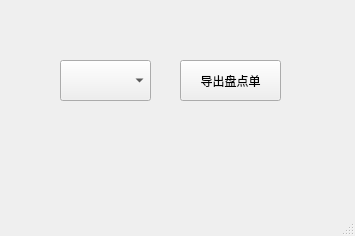
First picture: the form in 0.QtSql/ExportReport/mainwindow.ui, repository Aug-G/StudyCpp, before the edit.
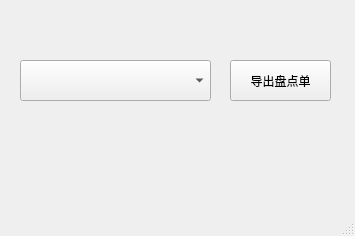
Second picture: the form after the edit.

```diff
--- a/0.QtSql/ExportReport/mainwindow.ui
+++ b/0.QtSql/ExportReport/mainwindow.ui
@@ -17,9 +17,9 @@
    <widget class="QComboBox" name="cbWareH">
     <property name="geometry">
      <rect>
-      <x>60</x>
+      <x>20</x>
       <y>60</y>
-      <width>91</width>
+      <width>191</width>
       <height>41</height>
      </rect>
     </property>
@@ -27,7 +27,7 @@
    <widget class="QPushButton" name="btnExport">
     <property name="geometry">
      <rect>
-      <x>180</x>
+      <x>230</x>
       <y>60</y>
       <width>101</width>
       <height>41</height>
```
